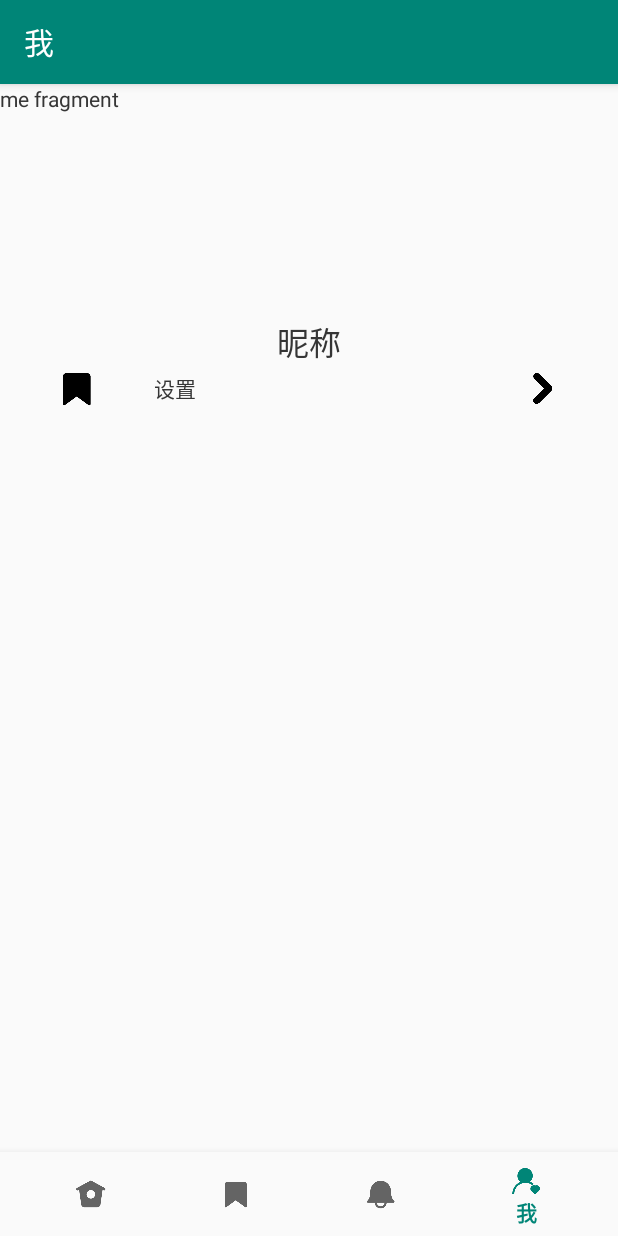
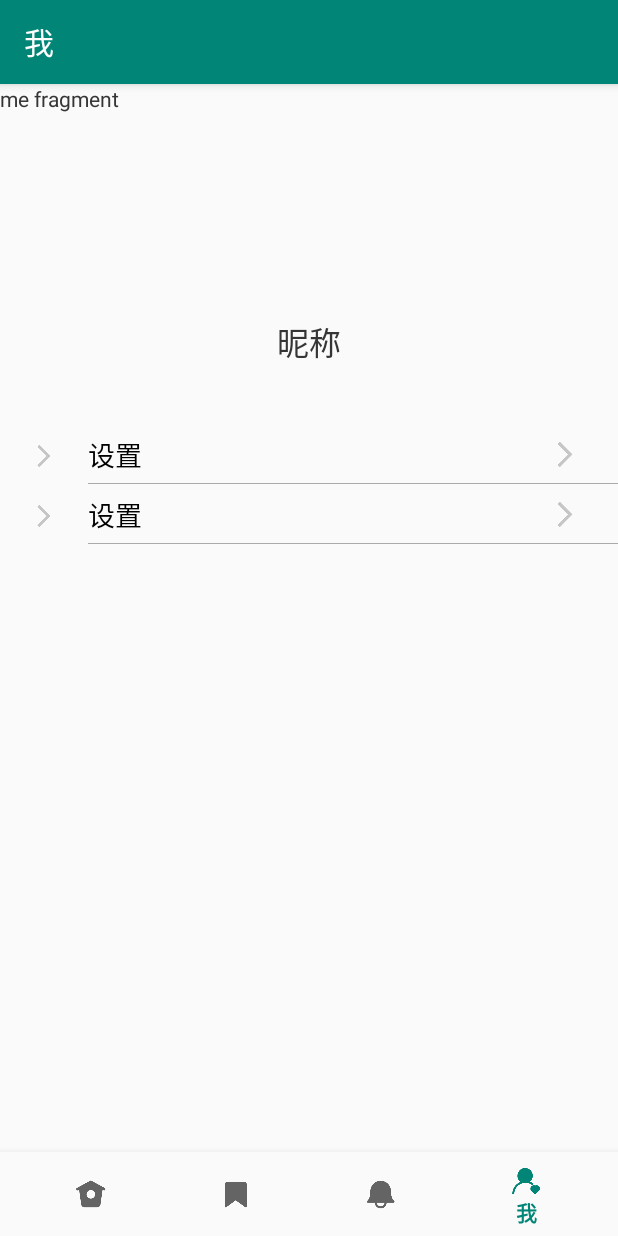
Before and after one commit to Empty-alley/BookSnippetsHub-android, an Android app: the fragment MeFragment placed in its activity, item 4 of the bottom bar chosen, on a phone screen of 412 x 824 dp. Run offline under Robolectric (Android 15) with nearby library versions, the phone set to English and light mode, and no system bars; libraries missing offline, so code that uses them is left out: com.alibaba.fastjson, com.facebook.drawee; plain views replace FeedView, SimpleDraweeView; network calls fail; pictures from the network do not load; 3 statements that could not run were skipped.

Commit message:
add menu item container in me page

```diff
--- a/app/src/main/java/com/booksnippetshub/CONFIG.java
+++ b/app/src/main/java/com/booksnippetshub/CONFIG.java
@@ -4,7 +4,7 @@ import android.content.SharedPreferences;
 
 public class CONFIG {
 
-    public static String baseUrl = "http://192.168.1.2:8082";
+    public static String baseUrl = "http://10.0.2.2:8080";
 
     public static SharedPreferences accountSharedPreferences;
     public static SharedPreferences settingSharedPreferences;
--- /dev/null
+++ b/app/src/main/java/com/booksnippetshub/MenuItemContainer.java
@@ -0,0 +1,41 @@
+package com.booksnippetshub;
+
+import android.content.Context;
+import android.util.AttributeSet;
+import android.view.LayoutInflater;
+import android.widget.ImageView;
+import android.widget.LinearLayout;
+import android.widget.TextView;
+
+import androidx.annotation.Nullable;
+
+public class MenuItemContainer extends LinearLayout {
+    private ImageView imageView;
+    private TextView textView;
+    private LinearLayout linearLayout;
+
+    public MenuItemContainer(Context context) {
+        super(context);
+        LayoutInflater.from(context).inflate(R.layout.manu_item, this);
+
+        imageView = findViewById(R.id.item_icon);
+        textView = findViewById(R.id.item_text);
+        linearLayout = findViewById(R.id.item);
+    }
+
+    public MenuItemContainer(Context context, @Nullable AttributeSet attrs) {
+        super(context, attrs);
+        LayoutInflater.from(context).inflate(R.layout.manu_item, this);
+
+        imageView = findViewById(R.id.item_icon);
+        textView = findViewById(R.id.item_text);
+        linearLayout = findViewById(R.id.item);
+    }
+
+    public void setDetails(int image, String text) {
+        imageView.setImageResource(image);
+        textView.setText(text);
+    }
+
+
+}
--- a/app/src/main/java/com/booksnippetshub/fragment/MeFragment.java
+++ b/app/src/main/java/com/booksnippetshub/fragment/MeFragment.java
@@ -12,11 +12,13 @@ import android.util.Log;
 import android.view.LayoutInflater;
 import android.view.View;
 import android.view.ViewGroup;
+import android.widget.LinearLayout;
 import android.widget.TextView;
 
 import com.alibaba.fastjson.JSONObject;
 import com.booksnippetshub.AuthorizationHeaderInterceptor;
 import com.booksnippetshub.CONFIG;
+import com.booksnippetshub.MenuItemContainer;
 import com.booksnippetshub.R;
 import com.facebook.drawee.view.SimpleDraweeView;
 
@@ -33,6 +35,8 @@ import okhttp3.Response;
 public class MeFragment extends Fragment {
 
     OkHttpClient okHttpClient;
+
+    private LinearLayout menu_item_container;
 
     private TextView nickNameTextView;
     private AppCompatActivity activity;
@@ -124,6 +128,13 @@ public class MeFragment extends Fragment {
     public void onActivityCreated(@Nullable Bundle savedInstanceState) {
         Log.d("lifecycle", "onActivityCreated");
         super.onActivityCreated(savedInstanceState);
+        menu_item_container = activity.findViewById(R.id.menu_item_container);
+
+        //添加菜单项
+        MenuItemContainer a = new MenuItemContainer(getActivity());
+        a.setDetails(R.drawable.in, "设置");
+        menu_item_container.addView(a);
+
         setUserInfo();
 
     }
--- a/app/src/main/res/layout/fragment_me.xml
+++ b/app/src/main/res/layout/fragment_me.xml
@@ -49,37 +49,13 @@
             android:text="me fragment" />
 
         <LinearLayout
+            android:id="@+id/menu_item_container"
             android:layout_width="match_parent"
             android:layout_height="wrap_content"
+            android:layout_marginTop="40dp"
             android:orientation="vertical"
             app:layout_constraintTop_toBottomOf="@+id/nickName">
 
-            <LinearLayout
-                android:layout_width="match_parent"
-                android:layout_height="match_parent"
-                android:orientation="horizontal">
-
-                <ImageView
-                    android:layout_width="0dp"
-                    android:layout_height="30dp"
-                    android:layout_weight="2"
-                    android:src="@drawable/collectionfill" />
-
-                <TextView
-                    android:id="@+id/textView2"
-                    android:layout_width="0dp"
-                    android:layout_height="wrap_content"
-                    android:layout_gravity="center_vertical"
-                    android:layout_weight="4"
-                    android:text="设置" />
-
-                <ImageView
-                    android:layout_width="0dp"
-                    android:layout_height="30dp"
-                    android:layout_weight="2"
-                    android:src="@drawable/in" />
-
-            </LinearLayout>
 
         </LinearLayout>
 
--- /dev/null
+++ b/app/src/main/res/layout/manu_item.xml
@@ -0,0 +1,55 @@
+<LinearLayout xmlns:android="http://schemas.android.com/apk/res/android"
+    android:id="@+id/item"
+    android:layout_width="match_parent"
+    android:layout_height="40dp"
+    android:orientation="horizontal">
+
+    <ImageView
+        android:id="@+id/item_icon"
+        android:layout_width="0dp"
+        android:layout_height="33dp"
+        android:layout_gravity="center_vertical"
+        android:layout_weight="1" />
+
+
+    <LinearLayout
+        android:layout_width="0dp"
+        android:layout_height="match_parent"
+        android:layout_weight="6"
+        android:orientation="vertical">
+
+        <LinearLayout
+            android:layout_width="match_parent"
+            android:layout_height="38dp"
+            android:orientation="horizontal">
+
+            <TextView
+                android:id="@+id/item_text"
+                android:layout_width="0dp"
+                android:layout_height="match_parent"
+                android:layout_gravity="center_horizontal"
+                android:layout_weight="4"
+                android:gravity="center_vertical|left"
+                android:textColor="#000000"
+                android:textSize="18dp" />
+
+            <ImageView
+                android:layout_width="0dp"
+                android:layout_height="match_parent"
+                android:layout_weight="1"
+                android:src="@drawable/in" />
+
+        </LinearLayout>
+
+        <LinearLayout
+            android:layout_width="match_parent"
+            android:layout_height="1px"
+            android:layout_gravity="bottom"
+            android:background="#aaaaaa">
+
+        </LinearLayout>
+
+
+    </LinearLayout>
+
+</LinearLayout>
```
Also changed, not shown: app/src/main/res/drawable/in.png.
